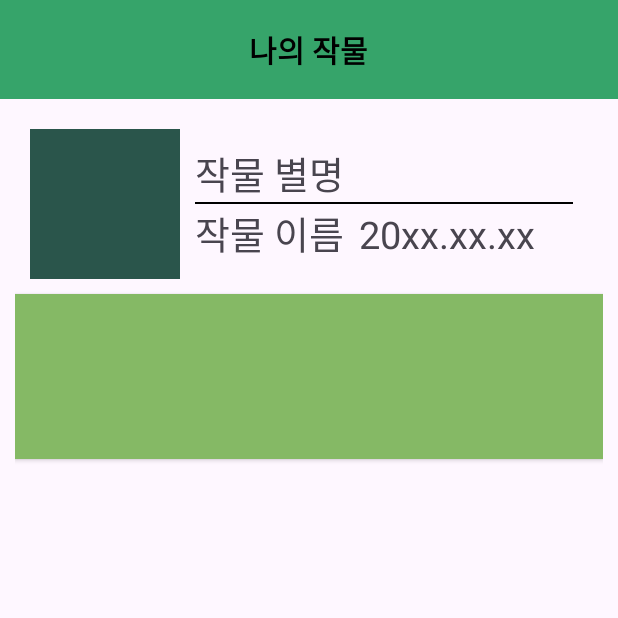
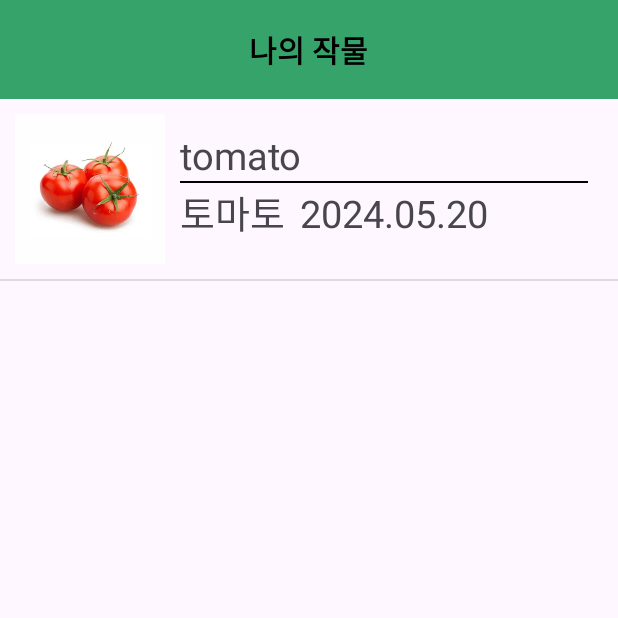
Before and after one commit to alsgudans/cropdiary, an Android app: the CropdiaryActivity screen opened directly, with no data from a screen before it, on a phone screen of 412 x 824 dp, the top half of it. Run offline under Robolectric (Android 15) with nearby library versions, the phone set to English and light mode, and no system bars.

Commit message:
각 페이지 레이아웃 제작

```diff
--- /dev/null
+++ b/app/src/main/java/com/example/mycrodiary/cropdiarypages/CropdiaryActivity.kt
@@ -0,0 +1,24 @@
+package com.example.mycrodiary.cropdiarypages
+
+import android.os.Bundle
+import androidx.appcompat.app.AppCompatActivity
+import com.example.mycrodiary.databinding.ActivityCropdiaryBinding
+import com.example.mycrodiary.editcroplist.Adapter
+import com.example.mycrodiary.editcroplist.Cropinfo
+
+class CropdiaryActivity : AppCompatActivity() {
+
+    var croplist = arrayListOf<Cropinfo>(
+        Cropinfo("tomato","토마토","tomato","2024.05.20")
+    )
+    override fun onCreate(savedInstanceState: Bundle?) {
+        super.onCreate(savedInstanceState)
+
+        val binding = ActivityCropdiaryBinding.inflate(layoutInflater)
+        setContentView(binding.root)
+
+        val cropdiaryAdapter = Adapter(this, croplist)
+        binding.cropDiaryListview.adapter = cropdiaryAdapter
+
+    }
+}
--- /dev/null
+++ b/app/src/main/java/com/example/mycrodiary/editcroplist/Adapter.kt
@@ -0,0 +1,43 @@
+package com.example.mycrodiary.editcroplist
+
+import android.content.Context
+import android.view.LayoutInflater
+import android.view.View
+import android.view.ViewGroup
+import android.widget.BaseAdapter
+import com.example.mycrodiary.databinding.AdddiaryBinding
+
+class Adapter(val context: Context, val cropList: ArrayList<Cropinfo>): BaseAdapter() {
+
+    override fun getView(position: Int, convertView: View?, parent: ViewGroup?): View {
+        val binding = AdddiaryBinding.inflate(LayoutInflater.from(context))
+
+        val profile = binding.cropProfile
+        val name = binding.cropName
+        val nickname = binding.cropNickname
+        val date = binding.addDay
+
+        val croplist = cropList[position]
+
+        val resourceId = context.resources.getIdentifier(croplist.profile, "drawable", context.packageName)
+        profile.setImageResource(resourceId)
+
+        name.text = croplist.name
+        nickname.text = croplist.nickname
+        date.text = croplist.date
+
+        return binding.root
+    }
+
+    override fun getCount(): Int {
+        return cropList.size
+    }
+
+    override fun getItem(position: Int): Any {
+        return cropList[position]
+    }
+
+    override fun getItemId(position: Int): Long {
+        return 0
+    }
+}
--- /dev/null
+++ b/app/src/main/java/com/example/mycrodiary/editcroplist/Cropinfo.kt
@@ -0,0 +1,3 @@
+package com.example.mycrodiary.editcroplist
+
+class Cropinfo(val profile:String, val name:String, val nickname:String, val date:String )
--- a/app/src/main/java/com/example/mycrodiary/pages/CropdiaryActivity.kt
+++ /dev/null
@@ -1,21 +0,0 @@
-package com.example.mycrodiary.pages
-
-import android.os.Bundle
-import androidx.activity.enableEdgeToEdge
-import androidx.appcompat.app.AppCompatActivity
-import androidx.core.view.ViewCompat
-import androidx.core.view.WindowInsetsCompat
-import com.example.mycrodiary.R
-
-class CropdiaryActivity : AppCompatActivity() {
-    override fun onCreate(savedInstanceState: Bundle?) {
-        super.onCreate(savedInstanceState)
-        enableEdgeToEdge()
-        setContentView(R.layout.activity_cropdiary)
-        ViewCompat.setOnApplyWindowInsetsListener(findViewById(R.id.main)) { v, insets ->
-            val systemBars = insets.getInsets(WindowInsetsCompat.Type.systemBars())
-            v.setPadding(systemBars.left, systemBars.top, systemBars.right, systemBars.bottom)
-            insets
-        }
-    }
-}
--- a/app/src/main/res/layout/activity_cropdiary.xml
+++ b/app/src/main/res/layout/activity_cropdiary.xml
@@ -6,7 +6,7 @@
     android:layout_width="match_parent"
     android:layout_height="match_parent"
     android:orientation="vertical"
-    tools:context=".pages.CropdiaryActivity">
+    tools:context=".cropdiarypages.CropdiaryActivity">
 
     <com.google.android.material.appbar.AppBarLayout
         android:layout_width="match_parent"
@@ -28,83 +28,10 @@
 
     </com.google.android.material.appbar.AppBarLayout>
 
-    <LinearLayout
-        android:id="@+id/crop_page1"
+    <ListView
+        android:id="@+id/crop_diary_listview"
         android:layout_width="match_parent"
-        android:layout_height="match_parent"
-        android:padding="10dp"
-        android:clickable="true"
-        android:orientation="vertical">
-
-        <LinearLayout
-            android:layout_width="match_parent"
-            android:layout_height="wrap_content"
-            android:orientation="horizontal"
-            android:padding="10dp"
-
-            >
-
-            <ImageView
-                android:layout_width="100dp"
-                android:layout_height="100dp"
-                android:background="@color/bulu_green" />
-
-            <LinearLayout
-                android:layout_width="match_parent"
-                android:layout_height="match_parent"
-                android:orientation="vertical"
-                android:padding="10dp"
-
-                >
-
-                <TextView
-                    android:id="@+id/crop_nickname"
-                    android:layout_width="wrap_content"
-                    android:layout_height="wrap_content"
-                    android:text="작물 별명"
-                    android:textSize="25dp"
-                    />
-
-                <View
-                    android:layout_width="wrap_content"
-                    android:layout_height="1dp"
-                    android:background="@color/black" />
-
-                <LinearLayout
-                    android:layout_width="wrap_content"
-                    android:layout_height="wrap_content"
-                    android:orientation="horizontal"
-
-                    >
-
-                    <TextView
-                        android:id="@+id/crop_name"
-                        android:layout_width="wrap_content"
-                        android:layout_height="wrap_content"
-                        android:text="작물 이름"
-                        android:textSize="25dp" />
-
-                    <TextView
-                        android:id="@+id/add_day"
-                        android:layout_width="wrap_content"
-                        android:layout_height="wrap_content"
-                        android:layout_marginLeft="10dp"
-                        android:text="20xx.xx.xx"
-                        android:textSize="25dp" />
-
-                </LinearLayout>
-
-            </LinearLayout>
-
-        </LinearLayout>
-        <android.widget.Button
-            android:id="@+id/add_cropdiary"
-            android:layout_width="match_parent"
-            android:layout_height="110dp"
-            android:background="@color/button_color1"
-            />
-
-
-    </LinearLayout>
+        android:layout_height="match_parent">
+    </ListView>
 
 </LinearLayout>
--- a/app/src/main/res/layout/activity_mypage.xml
+++ b/app/src/main/res/layout/activity_mypage.xml
@@ -6,7 +6,7 @@
     android:layout_width="match_parent"
     android:layout_height="match_parent"
     android:orientation="vertical"
-    tools:context=".pages.MypageActivity">
+    tools:context=".mypage.MypageActivity">
 
     <com.google.android.material.appbar.AppBarLayout
         android:layout_width="match_parent"
--- a/app/src/main/res/layout/activity_mytree.xml
+++ b/app/src/main/res/layout/activity_mytree.xml
@@ -5,7 +5,7 @@
     android:id="@+id/main"
     android:layout_width="match_parent"
     android:layout_height="match_parent"
-    tools:context=".pages.MytreeActivity">
+    tools:context=".mytreepage.MytreeActivity">
 
     <com.google.android.material.appbar.AppBarLayout
         android:layout_width="match_parent"
--- a/app/src/main/res/layout/activity_setting.xml
+++ b/app/src/main/res/layout/activity_setting.xml
@@ -6,7 +6,7 @@
     android:layout_width="match_parent"
     android:layout_height="match_parent"
     android:orientation="vertical"
-    tools:context=".pages.SettingActivity">
+    tools:context=".settingpage.SettingActivity">
 
     <com.google.android.material.appbar.AppBarLayout
         android:layout_width="match_parent"
--- /dev/null
+++ b/app/src/main/res/layout/adddiary.xml
@@ -0,0 +1,68 @@
+<?xml version="1.0" encoding="utf-8"?>
+<LinearLayout xmlns:android="http://schemas.android.com/apk/res/android"
+    android:layout_width="match_parent"
+    android:layout_height="match_parent">
+
+    <LinearLayout
+        android:layout_width="match_parent"
+        android:layout_height="wrap_content"
+        android:orientation="horizontal"
+        android:padding="10dp"
+
+        >
+
+        <ImageView
+            android:id="@+id/crop_profile"
+            android:layout_width="100dp"
+            android:layout_height="100dp" />
+
+        <LinearLayout
+            android:layout_width="match_parent"
+            android:layout_height="match_parent"
+            android:orientation="vertical"
+            android:padding="10dp"
+
+            >
+
+            <TextView
+                android:id="@+id/crop_nickname"
+                android:layout_width="wrap_content"
+                android:layout_height="wrap_content"
+                android:text="작물 별명"
+                android:textSize="25dp"
+                />
+
+            <View
+                android:layout_width="wrap_content"
+                android:layout_height="1dp"
+                android:background="@color/black" />
+
+            <LinearLayout
+                android:layout_width="wrap_content"
+                android:layout_height="wrap_content"
+                android:orientation="horizontal"
+
+                >
+
+                <TextView
+                    android:id="@+id/crop_name"
+                    android:layout_width="wrap_content"
+                    android:layout_height="wrap_content"
+                    android:text="작물 이름"
+                    android:textSize="25dp" />
+
+                <TextView
+                    android:id="@+id/add_day"
+                    android:layout_width="wrap_content"
+                    android:layout_height="wrap_content"
+                    android:layout_marginLeft="10dp"
+                    android:text="20xx.xx.xx"
+                    android:textSize="25dp" />
+
+            </LinearLayout>
+
+        </LinearLayout>
+
+    </LinearLayout>
+
+</LinearLayout>
```
Also changed, not shown: app/src/main/AndroidManifest.xml (+10 -4 lines), app/src/main/java/com/example/mycrodiary/main/MainpageActivity.kt (+7 -7 lines), app/src/main/java/com/example/mycrodiary/mypage/MypageActivity.kt (added, +27 -0 lines), app/src/main/java/com/example/mycrodiary/mytreepage/MytreeActivity.kt (added, +21 -0 lines), app/src/main/java/com/example/mycrodiary/pages/MypageActivity.kt (deleted, +0 -27 lines), app/src/main/java/com/example/mycrodiary/pages/MytreeActivity.kt (deleted, +0 -21 lines), app/src/main/java/com/example/mycrodiary/pages/SettingActivity.kt (deleted, +0 -21 lines), app/src/main/java/com/example/mycrodiary/settingpage/SettingActivity.kt (added, +21 -0 lines), app/src/main/res/drawable/tomato.webp (added).
